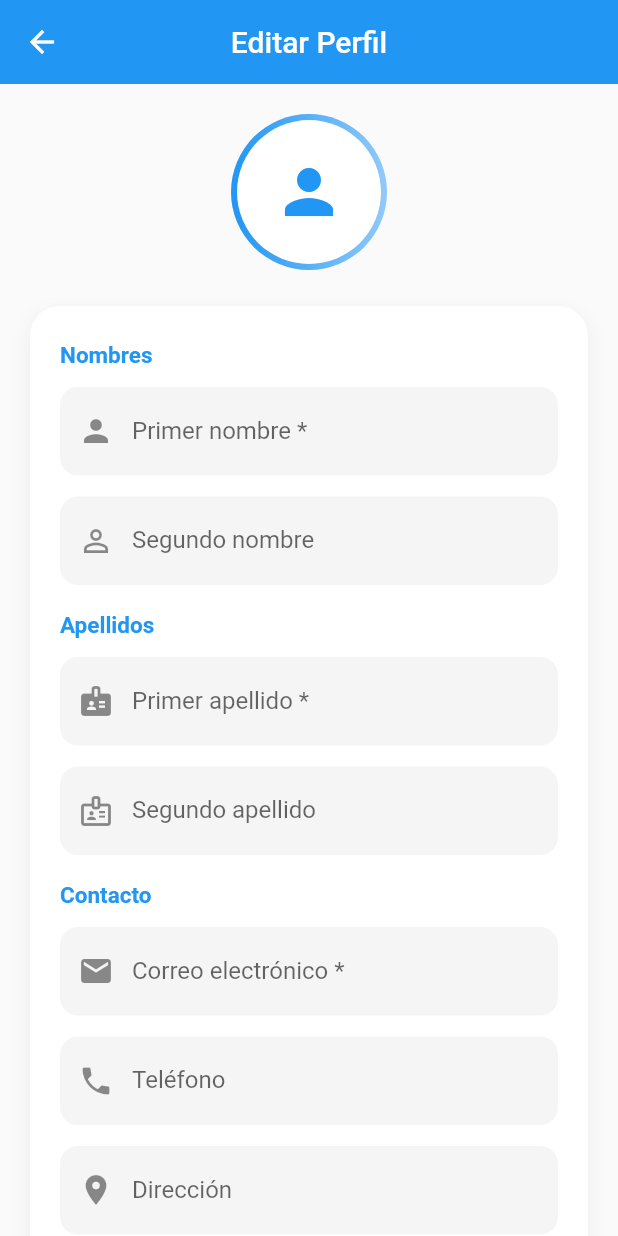
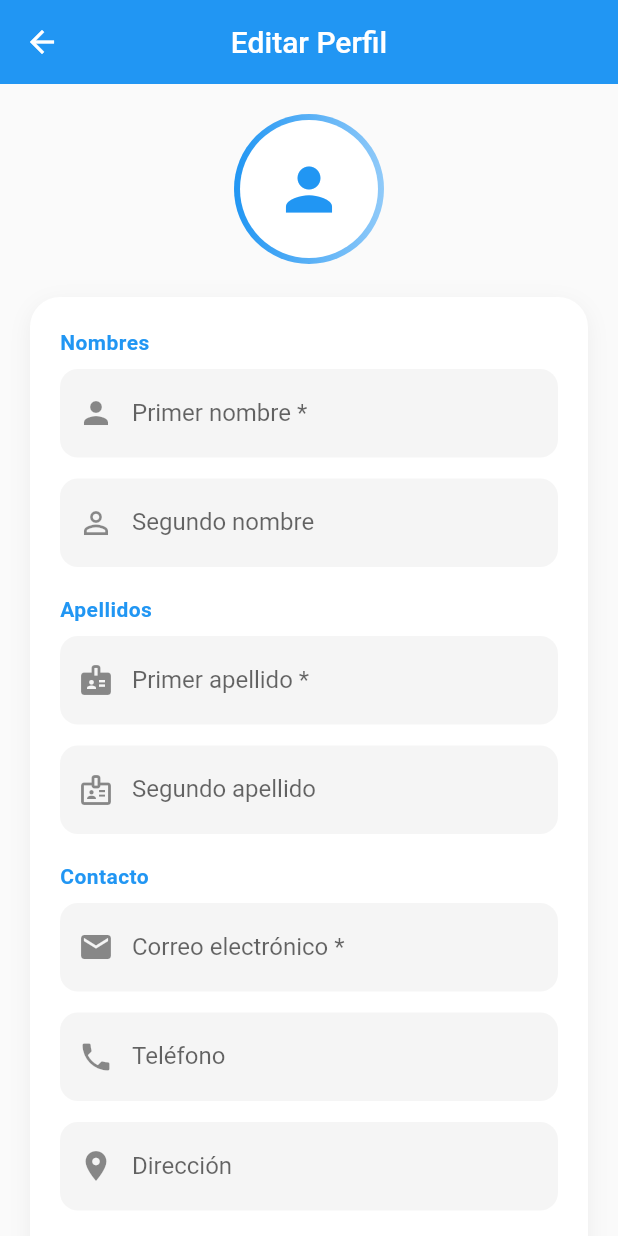
Before and after one commit to sebitaxsz/ProyectoMovilFlutterDart, a Flutter app: the EditProfileScreen screen opened directly, on a phone screen of 412 x 824 dp. Run offline on Flutter 3.47's test engine with Material 3 defaults, Android fonts, the phone set to English and light mode, and no system bars; our stand-ins replace shared_preferences; accounts and stored records are empty.

Commit message:
subo version 1.0

```diff
--- a/sga_optica_mobile/lib/models/user_model.dart
+++ b/sga_optica_mobile/lib/models/user_model.dart
@@ -14,14 +14,13 @@ class User {
   });
 
   factory User.fromJson(Map<String, dynamic> json) {
-    final userData = json['user'];
-
+    final userData = json['user'] as Map<String, dynamic>;
     return User(
-      userId: userData['user_id'] ?? '',
+      userId:   userData['user_id']  ?? '',
       username: userData['username'] ?? '',
-      role: userData['role'] ?? '',
-      entity: userData['entity'] != null
-          ? UserEntity.fromJson(userData['entity'])
+      role:     userData['role']     ?? '',
+      entity:   userData['entity'] != null
+          ? UserEntity.fromJson(userData['entity'] as Map<String, dynamic>)
           : null,
       token: json['token'] ?? '',
     );
@@ -32,14 +31,13 @@ class UserEntity {
   final int id;
   final String userId;
 
-  // Campos de UserEntity (tabla user_entity)
+  // Campos tabla user_entity
   final String? first_name;
   final String? last_name;
   final String? phone;
   final String? address;
 
-  // Campos extra de Customer (tabla customer)
-  // Se usan para mostrar y editar el perfil completo
+  // Campos extra de tabla customer (segundo nombre y segundo apellido)
   final String? secondName;
   final String? secondLastName;
 
@@ -56,34 +54,33 @@ class UserEntity {
 
   factory UserEntity.fromJson(Map<String, dynamic> json) {
     return UserEntity(
-      id: json['id'] ?? 0,
-      userId: json['user_id'] ?? '',
-      first_name: json['first_name'],
-      last_name: json['last_name'],
-      phone: json['phone'],
-      address: json['address'],
-      secondName: json['secondName'],
+      id:             (json['id'] as num?)?.toInt() ?? 0,
+      userId:         json['user_id']       ?? '',
+      first_name:     json['first_name'],
+      last_name:      json['last_name'],
+      phone:          json['phone'],
+      address:        json['address'],
+      secondName:     json['secondName'],
       secondLastName: json['secondLastName'],
     );
   }
 
-  Map<String, dynamic> toJson() {
-    return {
-      'id': id,
-      'user_id': userId,
-      'first_name': first_name,
-      'last_name': last_name,
-      'phone': phone,
-      'address': address,
-      'secondName': secondName,
-      'secondLastName': secondLastName,
-    };
-  }
+  Map<String, dynamic> toJson() => {
+    'id':             id,
+    'user_id':        userId,
+    'first_name':     first_name,
+    'last_name':      last_name,
+    'phone':          phone,
+    'address':        address,
+    'secondName':     secondName,
+    'secondLastName': secondLastName,
+  };
 
   String get fullName {
-    final parts = <String>[];
-    if (first_name != null && first_name!.isNotEmpty) parts.add(first_name!);
-    if (last_name != null && last_name!.isNotEmpty) parts.add(last_name!);
+    final parts = <String>[
+      if (first_name != null && first_name!.isNotEmpty) first_name!,
+      if (last_name  != null && last_name!.isNotEmpty)  last_name!,
+    ];
     return parts.join(' ');
   }
 }
--- a/sga_optica_mobile/lib/views/edit_profile.dart
+++ b/sga_optica_mobile/lib/views/edit_profile.dart
@@ -12,30 +12,30 @@ class EditProfileScreen extends StatefulWidget {
 class _EditProfileScreenState extends State<EditProfileScreen> {
   final _formKey = GlobalKey<FormState>();
 
-  // Campos tabla Customer
-  final _firstNameCtrl        = TextEditingController();
-  final _secondNameCtrl       = TextEditingController();
-  final _firstLastNameCtrl    = TextEditingController();
-  final _secondLastNameCtrl   = TextEditingController();
-  final _phoneNumberCtrl      = TextEditingController();
-  final _emailCtrl            = TextEditingController();
+  // ── Campos tabla Customer ──────────────────────────
+  final _firstNameCtrl      = TextEditingController();
+  final _secondNameCtrl     = TextEditingController();
+  final _firstLastNameCtrl  = TextEditingController();
+  final _secondLastNameCtrl = TextEditingController();
+  final _phoneNumberCtrl    = TextEditingController();
+  final _emailCtrl          = TextEditingController();
 
-  // Campo tabla UserEntity
-  final _addressCtrl          = TextEditingController();
+  // ── Campo tabla UserEntity ─────────────────────────
+  final _addressCtrl        = TextEditingController();
 
-  // Cambio de contraseña
+  // ── Cambio de contraseña ───────────────────────────
   final _currentPasswordCtrl  = TextEditingController();
   final _newPasswordCtrl      = TextEditingController();
   final _confirmPasswordCtrl  = TextEditingController();
 
-  bool _isLoading        = false;
-  bool _showPassword     = false;
-  bool _changePassword   = false; // El usuario activa este bloque cuando quiere cambiar la clave
+  bool _isLoading      = false;
+  bool _showPasswords  = false;
+  bool _changePassword = false;
 
   @override
   void initState() {
     super.initState();
-    final user = context.read<AuthProvider>().currentUser;
+    final user   = context.read<AuthProvider>().currentUser;
     final entity = user?.entity;
 
     _firstNameCtrl.text      = entity?.first_name      ?? '';
@@ -62,14 +62,13 @@ class _EditProfileScreenState extends State<EditProfileScreen> {
     super.dispose();
   }
 
-  Future<void> _saveChanges() async {
+  Future<void> _guardarCambios() async {
     if (!_formKey.currentState!.validate()) return;
 
     setState(() => _isLoading = true);
-
     final auth = context.read<AuthProvider>();
 
-    // Construir el payload con todos los campos de Customer + UserEntity
+    // Payload que coincide EXACTAMENTE con lo que espera el backend
     final data = <String, dynamic>{
       'firstName':      _firstNameCtrl.text.trim(),
       'secondName':     _secondNameCtrl.text.trim(),
@@ -80,10 +79,10 @@ class _EditProfileScreenState extends State<EditProfileScreen> {
       'address':        _addressCtrl.text.trim(),
     };
 
-    // Añadir campos de contraseña solo si el usuario quiere cambiarla
+    // Añadir campos de contraseña solo si el usuario activó el cambio
     if (_changePassword && _newPasswordCtrl.text.isNotEmpty) {
-      data['currentPassword']  = _currentPasswordCtrl.text;
-      data['newPassword']      = _newPasswordCtrl.text;
+      data['currentPassword']    = _currentPasswordCtrl.text;
+      data['newPassword']        = _newPasswordCtrl.text;
       data['confirmNewPassword'] = _confirmPasswordCtrl.text;
     }
 
@@ -95,26 +94,26 @@ class _EditProfileScreenState extends State<EditProfileScreen> {
     if (success) {
       ScaffoldMessenger.of(context).showSnackBar(
         const SnackBar(
-          content: Text('Perfil actualizado correctamente'),
+          content: Text('✅ Perfil actualizado correctamente'),
           backgroundColor: Colors.green,
         ),
       );
       Navigator.pop(context);
     } else {
-      final msg = (auth.error ?? 'Error al actualizar el perfil')
-          .replaceAll('Exception: ', '');
+      final msg = auth.error ?? 'Error al actualizar el perfil';
       ScaffoldMessenger.of(context).showSnackBar(
         SnackBar(content: Text(msg), backgroundColor: Colors.red),
       );
     }
   }
 
-  Widget _field({
+  // ── Widget de campo ────────────────────────────────
+  Widget _campo({
     required String label,
     required TextEditingController controller,
     required IconData icon,
-    bool required = false,
-    bool isPassword = false,
+    bool obligatorio = false,
+    bool esPassword  = false,
     TextInputType keyboardType = TextInputType.text,
     String? Function(String?)? validator,
   }) {
@@ -123,9 +122,10 @@ class _EditProfileScreenState extends State<EditProfileScreen> {
       child: TextFormField(
         controller: controller,
         keyboardType: keyboardType,
-        obscureText: isPassword && !_showPassword,
-        validator: validator ?? (v) {
-          if (required && (v == null || v.trim().isEmpty)) {
+        obscureText: esPassword && !_showPasswords,
+        validator: validator ??
+            (v) {
+              if (obligatorio && (v == null || v.trim().isEmpty)) {
                 return 'Este campo es obligatorio';
               }
               return null;
@@ -133,10 +133,10 @@ class _EditProfileScreenState extends State<EditProfileScreen> {
         decoration: InputDecoration(
           labelText: label,
           prefixIcon: Icon(icon),
-          suffixIcon: isPassword
+          suffixIcon: esPassword
               ? IconButton(
-                  icon: Icon(_showPassword ? Icons.visibility_off : Icons.visibility),
-                  onPressed: () => setState(() => _showPassword = !_showPassword),
+                  icon: Icon(_showPasswords ? Icons.visibility_off : Icons.visibility),
+                  onPressed: () => setState(() => _showPasswords = !_showPasswords),
                 )
               : null,
           filled: true,
@@ -158,14 +158,15 @@ class _EditProfileScreenState extends State<EditProfileScreen> {
     );
   }
 
-  Widget _sectionTitle(String text) => Padding(
-        padding: const EdgeInsets.only(bottom: 12, top: 4),
+  Widget _seccion(String titulo) => Padding(
+        padding: const EdgeInsets.only(top: 6, bottom: 10),
         child: Text(
-          text,
+          titulo,
           style: const TextStyle(
-            fontSize: 15,
+            fontSize: 14,
             fontWeight: FontWeight.bold,
             color: Colors.blue,
+            letterSpacing: 0.3,
           ),
         ),
       );
@@ -191,28 +192,26 @@ class _EditProfileScreenState extends State<EditProfileScreen> {
                     padding: const EdgeInsets.all(4),
                     decoration: BoxDecoration(
                       shape: BoxShape.circle,
-                      gradient: LinearGradient(
-                        colors: [Colors.blue, Colors.blue.shade200],
+                      gradient: LinearGradient(colors: [Colors.blue, Colors.blue.shade200]),
+                    ),
+                    child: const CircleAvatar(
+                      radius: 46,
+                      backgroundColor: Colors.white,
+                      child: Icon(Icons.person, size: 46, color: Colors.blue),
                     ),
                   ),
-                    child: const CircleAvatar(
-                      radius: 48,
-                      backgroundColor: Colors.white,
-                      child: Icon(Icons.person, size: 48, color: Colors.blue),
-                    ),
-                  ),
-                  const SizedBox(height: 24),
+                  const SizedBox(height: 22),
 
-                  // Tarjeta principal
+                  // Tarjeta del formulario
                   Container(
-                    padding: const EdgeInsets.all(20),
+                    padding: const EdgeInsets.fromLTRB(20, 16, 20, 20),
                     decoration: BoxDecoration(
                       color: Colors.white,
                       borderRadius: BorderRadius.circular(20),
                       boxShadow: [
                         BoxShadow(
                           color: Colors.grey.withOpacity(0.15),
-                          blurRadius: 10,
+                          blurRadius: 12,
                           offset: const Offset(0, 4),
                         ),
                       ],
@@ -222,37 +221,38 @@ class _EditProfileScreenState extends State<EditProfileScreen> {
                       child: Column(
                         crossAxisAlignment: CrossAxisAlignment.start,
                         children: [
-                          // ── Nombres ──────────────────────────
-                          _sectionTitle('Nombres'),
-                          _field(
+
+                          // ── NOMBRES ─────────────────────────────────────
+                          _seccion('Nombres'),
+                          _campo(
                             label: 'Primer nombre *',
                             controller: _firstNameCtrl,
                             icon: Icons.person,
-                            required: true,
+                            obligatorio: true,
                           ),
-                          _field(
+                          _campo(
                             label: 'Segundo nombre',
                             controller: _secondNameCtrl,
                             icon: Icons.person_outline,
                           ),
 
-                          // ── Apellidos ─────────────────────────
-                          _sectionTitle('Apellidos'),
-                          _field(
+                          // ── APELLIDOS ────────────────────────────────────
+                          _seccion('Apellidos'),
+                          _campo(
                             label: 'Primer apellido *',
                             controller: _firstLastNameCtrl,
                             icon: Icons.badge,
-                            required: true,
+                            obligatorio: true,
                           ),
-                          _field(
+                          _campo(
                             label: 'Segundo apellido',
                             controller: _secondLastNameCtrl,
                             icon: Icons.badge_outlined,
                           ),
 
-                          // ── Contacto ──────────────────────────
-                          _sectionTitle('Contacto'),
-                          _field(
+                          // ── CONTACTO ─────────────────────────────────────
+                          _seccion('Contacto'),
+                          _campo(
                             label: 'Correo electrónico *',
                             controller: _emailCtrl,
                             icon: Icons.email,
@@ -263,55 +263,58 @@ class _EditProfileScreenState extends State<EditProfileScreen> {
                               return null;
                             },
                           ),
-                          _field(
+                          _campo(
                             label: 'Teléfono',
                             controller: _phoneNumberCtrl,
                             icon: Icons.phone,
                             keyboardType: TextInputType.phone,
                           ),
-                          _field(
+                          _campo(
                             label: 'Dirección',
                             controller: _addressCtrl,
                             icon: Icons.location_on,
                           ),
 
-                          // ── Contraseña ────────────────────────
+                          // ── CAMBIO DE CONTRASEÑA ─────────────────────────
                           const Divider(height: 28),
                           Row(
                             children: [
                               const Icon(Icons.lock, color: Colors.blue, size: 18),
                               const SizedBox(width: 8),
-                              const Text(
+                              const Expanded(
+                                child: Text(
                                   'Cambiar contraseña',
                                   style: TextStyle(
                                     fontWeight: FontWeight.bold,
                                     color: Colors.blue,
-                                  fontSize: 15,
+                                    fontSize: 14,
                                   ),
                                 ),
-                              const Spacer(),
+                              ),
                               Switch(
                                 value: _changePassword,
                                 activeThumbColor: Colors.blue,
-                                onChanged: (v) => setState(() {
+                                onChanged: (v) {
+                                  setState(() {
                                     _changePassword = v;
                                     if (!v) {
                                       _currentPasswordCtrl.clear();
                                       _newPasswordCtrl.clear();
                                       _confirmPasswordCtrl.clear();
                                     }
-                                }),
+                                  });
+                                },
                               ),
                             ],
                           ),
 
                           if (_changePassword) ...[
-                            const SizedBox(height: 10),
-                            _field(
+                            const SizedBox(height: 6),
+                            _campo(
                               label: 'Contraseña actual',
                               controller: _currentPasswordCtrl,
                               icon: Icons.lock_outline,
-                              isPassword: true,
+                              esPassword: true,
                               validator: (v) {
                                 if (_changePassword && (v == null || v.isEmpty)) {
                                   return 'Ingresa tu contraseña actual';
@@ -319,26 +322,24 @@ class _EditProfileScreenState extends State<EditProfileScreen> {
                                 return null;
                               },
                             ),
-                            _field(
+                            _campo(
                               label: 'Nueva contraseña',
                               controller: _newPasswordCtrl,
                               icon: Icons.lock,
-                              isPassword: true,
+                              esPassword: true,
                               validator: (v) {
-                                if (_changePassword && (v == null || v.isEmpty)) {
-                                  return 'Ingresa la nueva contraseña';
-                                }
-                                if (_changePassword && v!.length < 6) {
-                                  return 'Mínimo 6 caracteres';
+                                if (_changePassword) {
+                                  if (v == null || v.isEmpty) return 'Ingresa la nueva contraseña';
+                                  if (v.length < 6) return 'Mínimo 6 caracteres';
                                 }
                                 return null;
                               },
                             ),
-                            _field(
+                            _campo(
                               label: 'Confirmar nueva contraseña',
                               controller: _confirmPasswordCtrl,
                               icon: Icons.lock,
-                              isPassword: true,
+                              esPassword: true,
                               validator: (v) {
                                 if (_changePassword && v != _newPasswordCtrl.text) {
                                   return 'Las contraseñas no coinciden';
@@ -352,13 +353,13 @@ class _EditProfileScreenState extends State<EditProfileScreen> {
                     ),
                   ),
 
-                  const SizedBox(height: 28),
+                  const SizedBox(height: 26),
 
                   // Botón guardar
                   SizedBox(
                     width: double.infinity,
                     child: ElevatedButton.icon(
-                      onPressed: _saveChanges,
+                      onPressed: _guardarCambios,
                       icon: const Icon(Icons.save),
                       label: const Text(
                         'Guardar cambios',
```
Also changed, not shown: sga_optica_mobile/lib/providers/auth_provider.dart (+22 -33 lines), sga_optica_mobile/lib/services/api_service.dart (+65 -137 lines). Lines whose indentation alone changed are shown as unchanged.
